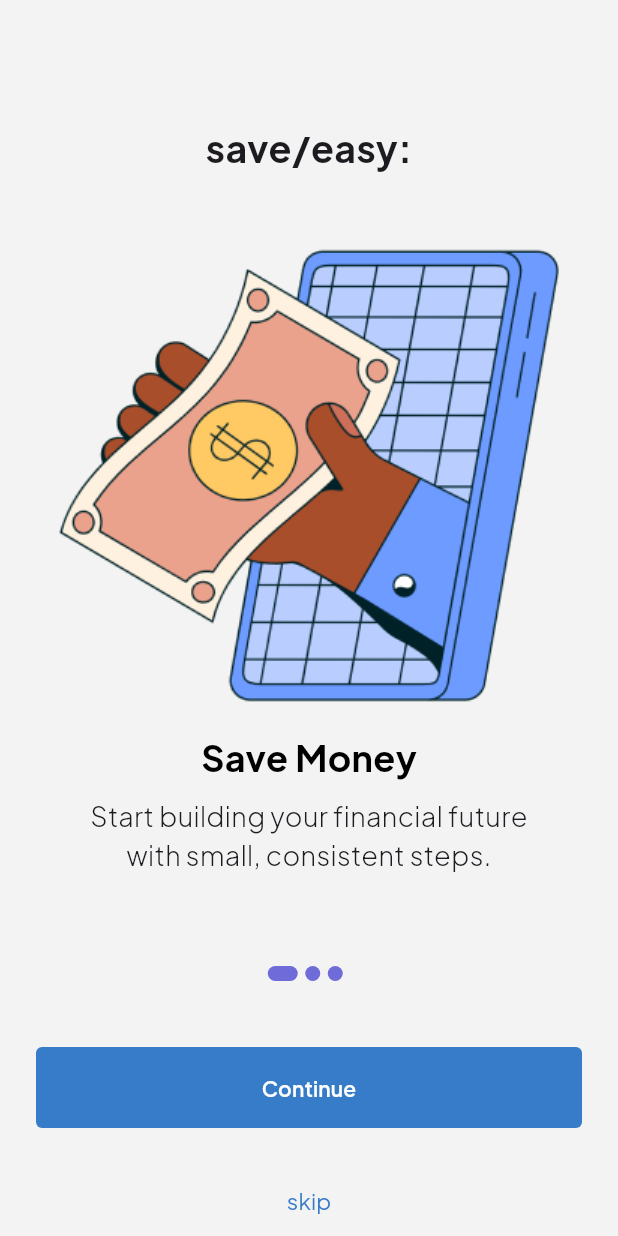
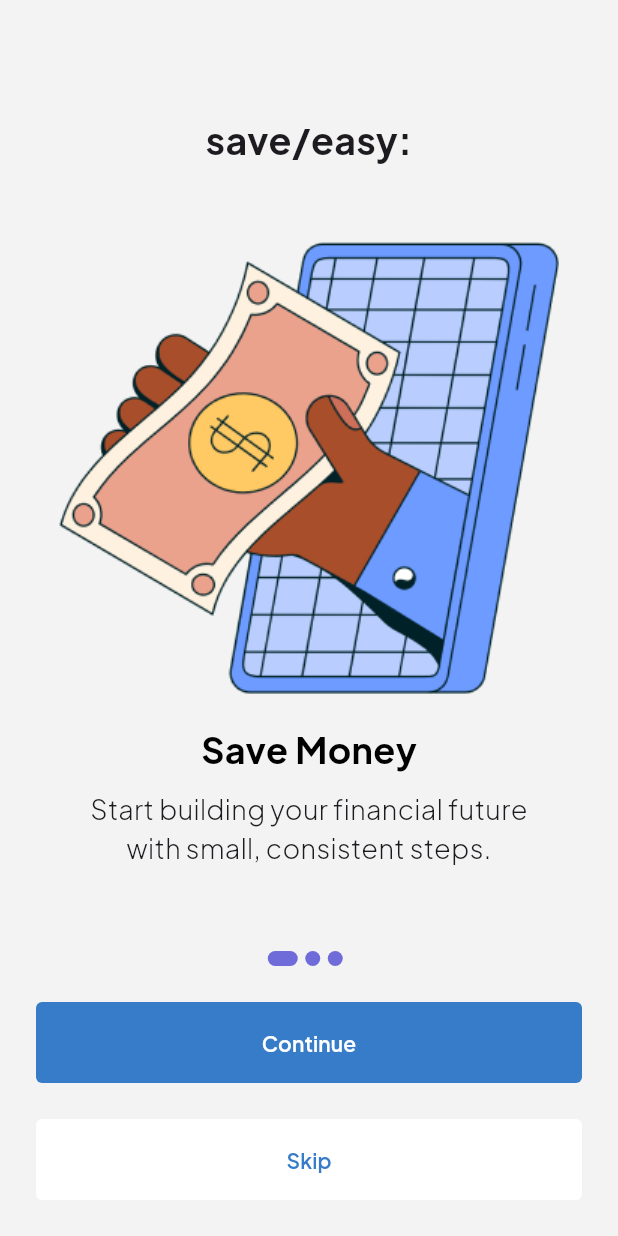
Before and after one commit to lemuelayesu/save_easy, a Flutter app: the screen it shows after launch, on a phone screen of 412 x 824 dp. Run offline on Flutter 3.47's test engine with Material 3 defaults, Android fonts, the phone set to English and light mode, and no system bars; our stand-ins replace cloud_firestore, firebase_auth, firebase_core, google_fonts, iconsax; accounts and stored records are empty.

```diff
--- a/lib/consts/snackbar.dart
+++ b/lib/consts/snackbar.dart
@@ -9,7 +9,7 @@ void showCustomSnackbar(String message, BuildContext context) {
           color: Colors.white,
         ),
       ),
-      duration: const Duration(seconds: 5),
+      duration: const Duration(seconds: 2),
       backgroundColor: Colors.black,
     ),
   );
--- a/lib/screens/log_in.dart
+++ b/lib/screens/log_in.dart
@@ -87,7 +87,6 @@ class _LoginState extends State<Login> {
                               _isObscured = !_isObscured;
                             });
                           },
-                          //Icon: Icon(Icons.visibility_off_outlined),
                         ),
                         border: const OutlineInputBorder(
                           borderRadius: BorderRadius.all(
--- a/lib/screens/onboarding.dart
+++ b/lib/screens/onboarding.dart
@@ -97,12 +97,9 @@ class _OnboardingState extends State<Onboarding> {
               (index) => buildDot(index, context),
             ),
           ),
-          const SizedBox(
-            height: 20,
-          ),
           Center(
             child: Padding(
-              padding: const EdgeInsets.all(24),
+              padding: const EdgeInsets.fromLTRB(24, 24, 24, 0),
               child: SizedBox(
                 height: 54,
                 width: double.infinity,
@@ -144,7 +141,19 @@ class _OnboardingState extends State<Onboarding> {
               ),
             ),
           ),
-          TextButton(
+          Padding(
+            padding: const EdgeInsets.all(24),
+            child: SizedBox(
+              height: 54,
+              width: double.infinity,
+              child: ElevatedButton(
+                style: ElevatedButton.styleFrom(
+                  backgroundColor: color.surface,
+                  shape: RoundedRectangleBorder(
+                    borderRadius: BorderRadius.circular(4),
+                  ),
+                  elevation: 0,
+                ),
                 onPressed: () {
                   Navigator.pushReplacement(
                     context,
@@ -156,11 +165,13 @@ class _OnboardingState extends State<Onboarding> {
                   );
                 },
                 child: Text(
-              'skip',
+                  'Skip',
                   style: TextStyle(
                     color: color.primary,
-                fontSize: 15,
-                fontWeight: FontWeight.w400,
+                    fontSize: 14,
+                    fontWeight: FontWeight.w600,
+                  ),
+                ),
               ),
             ),
           ),
```
Also changed, not shown: lib/screens/home.dart (+22 -6 lines), lib/screens/profile.dart (added, +132 -0 lines). Lines whose indentation alone changed are shown as unchanged.
